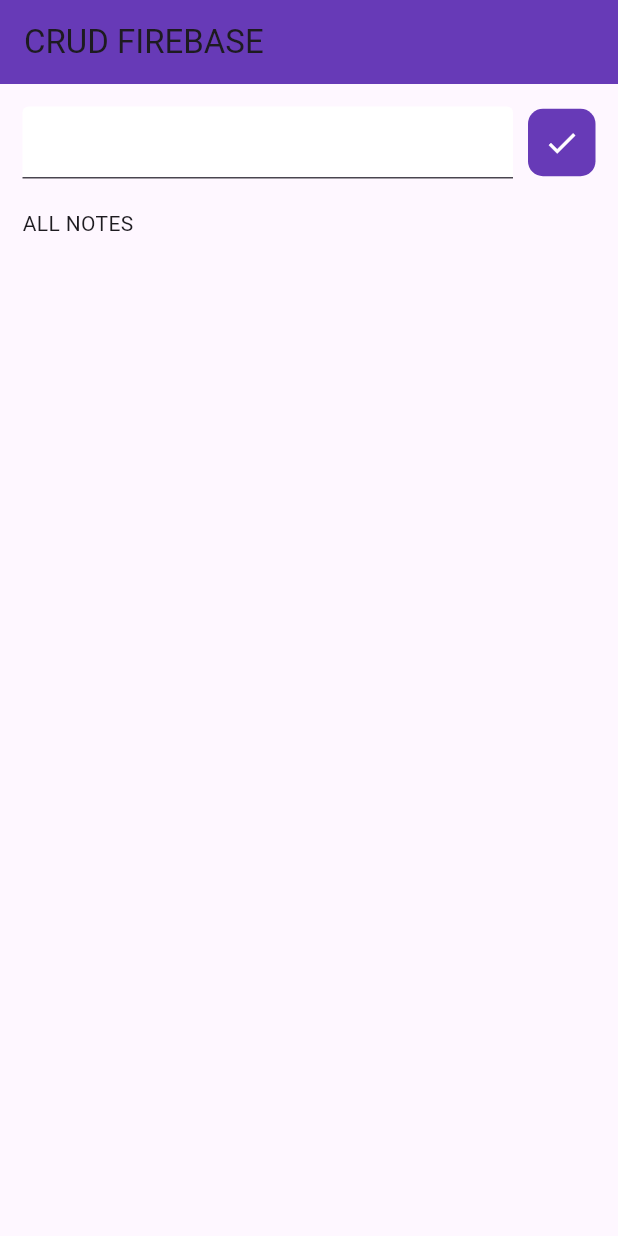
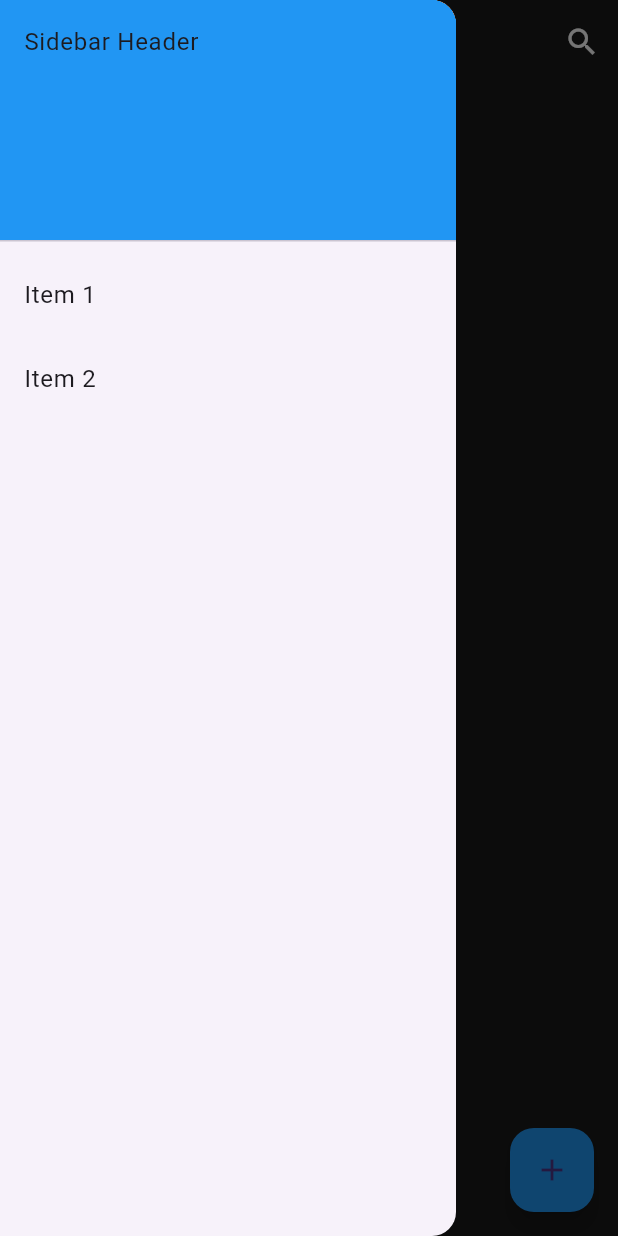
Before and after one commit to FardanAthilla/CRUD_Firebase, a Flutter app: the screen it shows after launch, with the side drawer open (before the commit the screen has no drawer), on a phone screen of 412 x 824 dp. Run offline on Flutter 3.47's test engine with Material 3 defaults, Android fonts, the phone set to English and light mode, and no system bars; our stand-ins replace cloud_firestore, firebase_core, get, google_fonts; accounts and stored records are empty.

Commit message:
ui update

```diff
--- a/lib/Page/homepage.dart
+++ b/lib/Page/homepage.dart
@@ -1,7 +1,9 @@
+import 'package:crud_firebase/Page/sidebar.dart';
+import 'package:crud_firebase/Page/component.dart';
+import 'package:flutter/material.dart';
+import 'package:get/get.dart';
 import 'package:crud_firebase/todo_controller.dart';
-import 'package:flutter/material.dart';
-
-import 'package:get/get.dart';
+import 'package:google_fonts/google_fonts.dart';
 
 class HomePage extends StatelessWidget {
   const HomePage({Key? key}) : super(key: key);
@@ -11,68 +13,52 @@ class HomePage extends StatelessWidget {
     TodoController todoController = Get.put(TodoController());
 
     return Scaffold(
+      key: scaffoldKey,
       appBar: AppBar(
-        title: const Text("CRUD FIREBASE"),
-        backgroundColor: Colors.deepPurple,
+        title: const Text("Notes", style: TextStyle(color: Colors.white)),
+        backgroundColor: Color(0xFF1B1B1B),
+        leading: IconButton(
+          icon: Icon(Icons.menu, color: Colors.white),
+          onPressed: () {
+            scaffoldKey.currentState!.openDrawer();
+          },
         ),
-      body: Padding(
-        padding: const EdgeInsets.all(15),
+        actions: [
+          IconButton(
+            icon: Icon(Icons.search, color: Colors.white),
+            onPressed: () {},
+          ),
+        ],
+      ),
+      drawer: Sidebar(),
+      body: Container(
+        color: Color(0xFF1B1B1B),
+        padding: const EdgeInsets.all(10),
         child: Column(
           children: [
-            Row(
-              children: [
-                Expanded(
-                  child: TextFormField(
-                    controller: todoController.title,
-                    decoration: const InputDecoration(
-                      fillColor: Colors.white,
-                      filled: true,
-                    ),
-                  ),
-                ),
-                const SizedBox(
-                  width: 10,
-                ),
-                InkWell(
-                  onTap: () {
-                    todoController.addTodo();
-                  },
-                  child: Container(
-                    height: 45,
-                    width: 45,
-                    decoration: BoxDecoration(
-                      color: Colors.deepPurple,
-                      borderRadius: BorderRadius.circular(10),
-                    ),
-                    child: const Icon(
-                      Icons.done,
-                      color: Colors.white,
-                    ),
-                  ),
-                )
-              ],
-            ),
-            const SizedBox(
-              height: 20,
-            ),
-            const Row(
-              children: [Text("ALL NOTES")],
-            ),
-            const SizedBox(
-              height: 10,
-            ),
             Expanded(
               child: Obx(
                 () => ListView(
                   children: todoController.todoList
-                      .map((e) => Padding(
-                            padding: const EdgeInsets.all(8),
+                      .map(
+                        (e) => Padding(
+                          padding: const EdgeInsets.all(5),
+                          child: Card(
+                            elevation: 3,
+                            color: Color(0xFF222222),
                             child: ListTile(
-                              tileColor: Colors.white,
                               onTap: () {},
-                              title: Text(e.title!),
+                              title: Text(
+                                e.title!,
+                                style: GoogleFonts.poppins(
+                                    fontSize: 16,
+                                    color: Color(0xFFD5EFF2),
+                                ),
+                              ),
+                              subtitle: Text(e.description!,
+                                  style: TextStyle(color: Color(0xFFA8BCBF))),
                               trailing: SizedBox(
-                                  width: 100,
+                                width: 120,
                                 child: Row(
                                   mainAxisAlignment: MainAxisAlignment.end,
                                   children: [
@@ -80,74 +66,23 @@ class HomePage extends StatelessWidget {
                                       onTap: () {
                                         todoController.deleteTodo(e.id!);
                                       },
-                                            child: Icon(Icons.delete)),
-                                        SizedBox(width: 10),
+                                      child: const Icon(Icons.delete),
+                                    ),
+                                    const SizedBox(width: 10),
                                     InkWell(
                                       onTap: () {
-                                            todoController.updatedTitle.text =
-                                                e.title!;
-                                            Get.defaultDialog(
-                                              title: "UPDATE TODO",
-                                              content: StatefulBuilder(
-                                                builder: (BuildContext context,
-                                                    StateSetter setState) {
-                                                  return Container(
-                                                    height: 100,
-                                                    child: Row(
-                                                      children: [
-                                                        Expanded(
-                                                          child: TextFormField(
-                                                            controller:
-                                                                todoController
-                                                                    .updatedTitle,
-                                                            decoration:
-                                                                const InputDecoration(
-                                                              fillColor:
-                                                                  Colors.white,
-                                                              filled: true,
+                                        Component.showAddTodoBottomSheet(
+                                            context, todoController);
+                                      },
+                                      child: const Icon(Icons.edit),
+                                    )
+                                  ],
                                 ),
                               ),
                             ),
-                                                        const SizedBox(
-                                                          width: 10,
-                                                        ),
-                                                        InkWell(
-                                                          onTap: () {
-                                                            todoController
-                                                                .updateTodo(e);
-                                                            Get.back();
-                                                          },
-                                                          child: Container(
-                                                            height: 45,
-                                                            width: 45,
-                                                            decoration:
-                                                                BoxDecoration(
-                                                              color: Colors
-                                                                  .deepPurple,
-                                                              borderRadius:
-                                                                  BorderRadius
-                                                                      .circular(
-                                                                          10),
-                                                            ),
-                                                            child: const Icon(
-                                                              Icons.done,
-                                                              color:
-                                                                  Colors.white,
                           ),
                         ),
                       )
-                                                      ],
-                                                    ),
-                                                  );
-                                                },
-                                              ),
-                                            );
-                                          },
-                                          child: Icon(Icons.edit),
-                                        )
-                                      ])),
-                            ),
-                          ))
                       .toList(),
                 ),
               ),
@@ -155,6 +90,13 @@ class HomePage extends StatelessWidget {
           ],
         ),
       ),
+      floatingActionButton: FloatingActionButton(
+        onPressed: () {
+          Component.showAddTodoBottomSheet(context, todoController);
+        },
+        backgroundColor: Colors.blue,
+        child: const Icon(Icons.add),
+      ),
     );
   }
 }
--- /dev/null
+++ b/lib/Page/sidebar.dart
@@ -0,0 +1,37 @@
+import 'package:flutter/material.dart';
+
+class Sidebar extends StatelessWidget {
+  const Sidebar({Key? key}) : super(key: key);
+
+  @override
+  Widget build(BuildContext context) {
+    return Drawer(
+      child: ListView(
+        padding: EdgeInsets.zero,
+        children: <Widget>[
+          DrawerHeader(
+            child: Text('Sidebar Header'),
+            decoration: BoxDecoration(
+              color: Colors.blue,
+            ),
+          ),
+          ListTile(
+            title: Text('Item 1'),
+            onTap: () {
+              // Handle saat item 1 diklik
+            },
+          ),
+          ListTile(
+            title: Text('Item 2'),
+            onTap: () {
+              // Handle saat item 2 diklik
+            },
+          ),
+          // Tambahkan item lainnya jika diperlukan
+        ],
+      ),
+    );
+  }
+}
+
+final GlobalKey<ScaffoldState> scaffoldKey = GlobalKey<ScaffoldState>();
--- a/lib/main.dart
+++ b/lib/main.dart
@@ -17,6 +17,7 @@ class MyApp extends StatelessWidget {
   @override
   Widget build(BuildContext context) {
     return MaterialApp(
+      debugShowCheckedModeBanner: false,
       title: 'Flutter Demo',
       home: const HomePage(),
     );
--- a/pubspec.yaml
+++ b/pubspec.yaml
@@ -40,6 +40,7 @@ dependencies:
   firebase_auth: ^4.16.0
   get:
   uuid:
+  google_fonts:
 
 dev_dependencies:
   flutter_test:
```
Also changed, not shown: lib/Page/component.dart (added, +90 -0 lines), pubspec.lock, 1 other file. Lines whose indentation alone changed are shown as unchanged.
